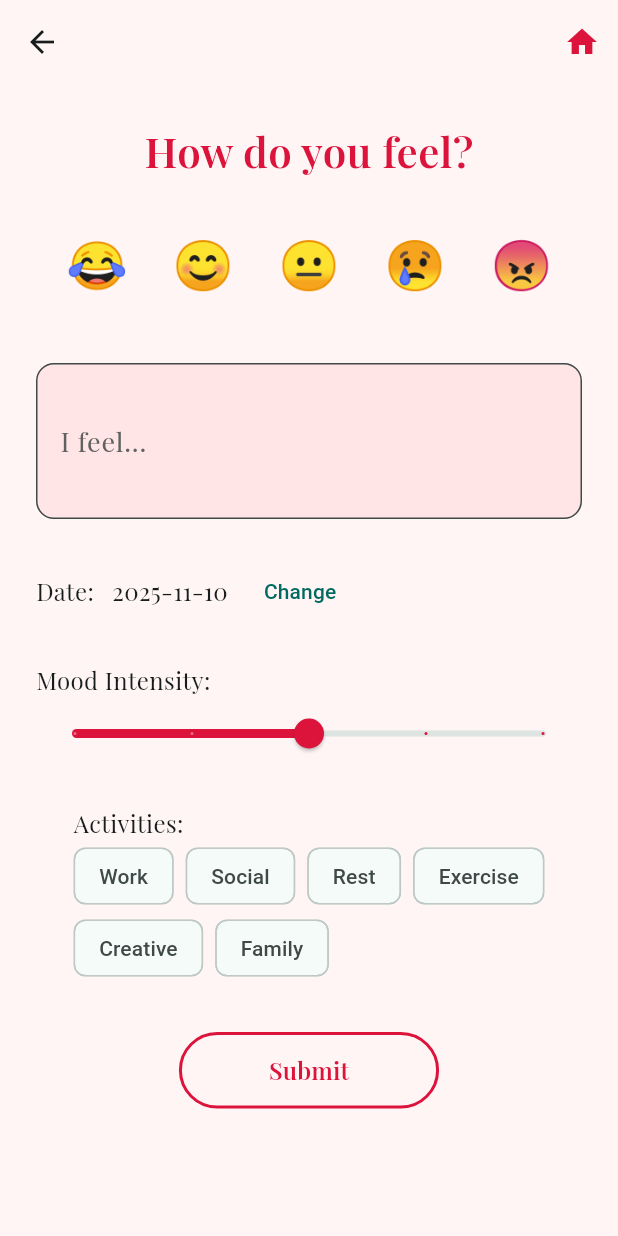
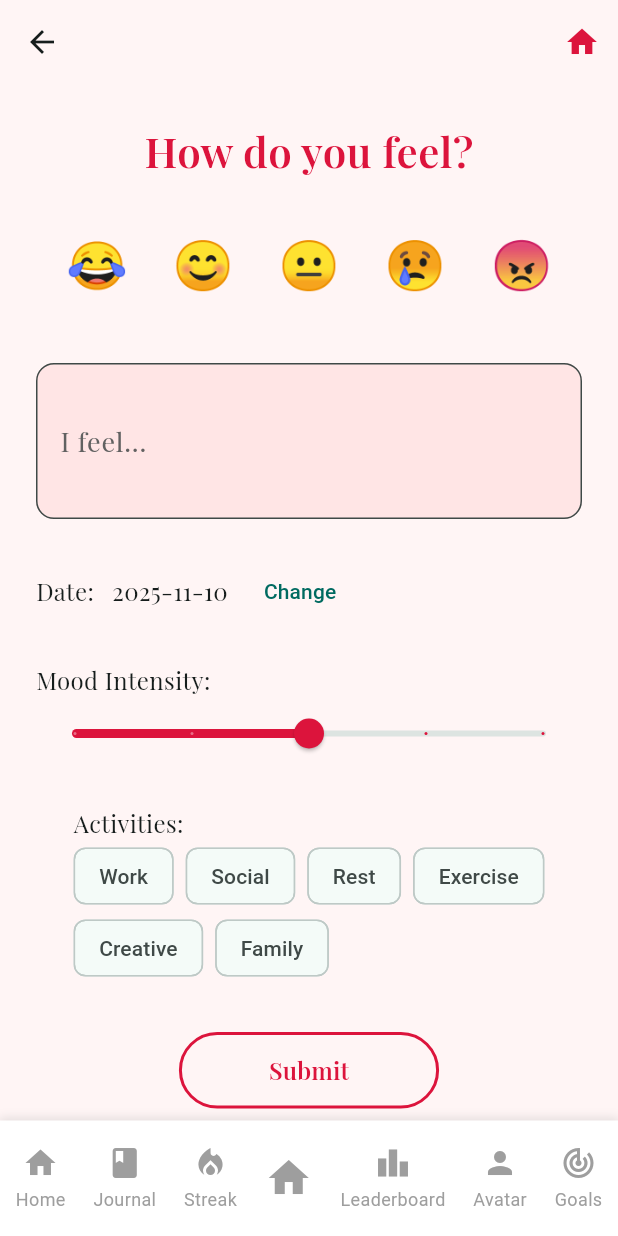
Before and after one commit to amber-jam/Oyaura, a Flutter app: the MoodTrackerScreen screen opened by its route, on a phone screen of 412 x 824 dp. Run offline on Flutter 3.47's test engine with Material 3 defaults, Android fonts, the phone set to English and light mode, and no system bars; our stand-ins replace google_fonts.

Commit message:
updated features: add journal, streaks, leaderboard, avatar customization, goals, and routines screens; update main.dart to include new routes.

```diff
--- a/oyaura/lib/main.dart
+++ b/oyaura/lib/main.dart
@@ -4,6 +4,12 @@ import 'screens/home_screen.dart';
 import 'screens/login_screen.dart';
 import 'screens/signup_screen.dart';
 import 'screens/moodtracker_screen.dart';
+import 'screens/journal_screen.dart';
+import 'screens/streak_screen.dart';
+import 'screens/leaderboard_screen.dart';
+import 'screens/avatar_screen.dart';
+import 'screens/goals_screen.dart';
+import 'screens/routine_screen.dart';
 
 void main() {
   runApp(OyauraApp());
@@ -26,6 +32,13 @@ class OyauraApp extends StatelessWidget {
         '/signup': (context) => SignupScreen(),
         '/mood': (context) => const MoodTrackerScreen(),
         '/home': (context) => HomeScreen(),
+        // New feature routes
+        '/journal': (context) => const JournalScreen(),
+        '/streak': (context) => const StreakScreen(),
+        '/leaderboard': (context) => const LeaderboardScreen(),
+        '/avatar': (context) => const AvatarScreen(),
+        '/goals': (context) => const GoalsScreen(),
+        '/routine': (context) => const RoutineScreen(),
       },
     );
   }
--- a/oyaura/lib/screens/home_screen.dart
+++ b/oyaura/lib/screens/home_screen.dart
@@ -1,6 +1,7 @@
 import 'package:flutter/material.dart';
 import 'package:google_fonts/google_fonts.dart';
 import 'dart:async';
+import '../widgets/custom_bottom_nav.dart';
 
 class HomeScreen extends StatefulWidget {
   const HomeScreen({super.key});
@@ -44,6 +45,7 @@ class _HomeScreenState extends State<HomeScreen> {
 
     return Scaffold(
       backgroundColor: const Color(0xFFFCF9EA),
+      bottomNavigationBar: const CustomBottomNavBar(currentScreen: 'home'),
       body: SafeArea(
         child: SingleChildScrollView(
           child: Column(
--- a/oyaura/lib/screens/moodtracker_screen.dart
+++ b/oyaura/lib/screens/moodtracker_screen.dart
@@ -1,5 +1,6 @@
 import 'package:flutter/material.dart';
 import 'package:google_fonts/google_fonts.dart';
+import '../widgets/custom_bottom_nav.dart';
 
 class MoodEntry {
   final String emoji;
@@ -91,6 +92,7 @@ class _MoodTrackerScreenState extends State<MoodTrackerScreen> {
 
     return Scaffold(
       backgroundColor: const Color(0xFFFFF5F5),
+      bottomNavigationBar: const CustomBottomNavBar(currentScreen: 'mood'),
       appBar: AppBar(
         backgroundColor: const Color(0xFFFFF5F5),
         elevation: 0,
--- /dev/null
+++ b/oyaura/lib/widgets/custom_bottom_nav.dart
@@ -0,0 +1,100 @@
+import 'package:flutter/material.dart';
+
+class CustomBottomNavBar extends StatelessWidget {
+  final String currentScreen;
+
+  const CustomBottomNavBar({
+    super.key,
+    required this.currentScreen,
+  });
+
+  @override
+  Widget build(BuildContext context) {
+    // Define all possible screens and their icons
+    final Map<String, IconData> screens = {
+      'home': Icons.home,
+      'mood': Icons.mood,
+      'journal': Icons.book,
+      'streak': Icons.local_fire_department,
+      'leaderboard': Icons.leaderboard,
+      'avatar': Icons.person,
+      'goals': Icons.track_changes,
+      'routine': Icons.schedule,
+    };
+
+    // Remove current screen from the list and ensure home is available if not current
+    Map<String, IconData> navigationScreens = Map.from(screens);
+    if (currentScreen != 'home') {
+      navigationScreens.remove(currentScreen);
+    }
+
+    // Ensure we only show 6 items (plus home in middle if not current screen)
+    List<MapEntry<String, IconData>> displayItems = navigationScreens.entries.take(6).toList();
+
+    return Container(
+      decoration: BoxDecoration(
+        color: Colors.white,
+        boxShadow: [
+          BoxShadow(
+            color: Colors.grey.withOpacity(0.3),
+            spreadRadius: 1,
+            blurRadius: 5,
+            offset: const Offset(0, -1),
+          ),
+        ],
+      ),
+      child: Padding(
+        padding: const EdgeInsets.symmetric(vertical: 8.0),
+        child: Row(
+          mainAxisAlignment: MainAxisAlignment.spaceEvenly,
+          children: [
+            ...displayItems.take(3).map((entry) => _buildNavItem(context, entry.key, entry.value)),
+            if (currentScreen != 'home')
+              _buildNavItem(context, 'home', Icons.home, isHome: true)
+            else
+              _buildNavItem(context, currentScreen, screens[currentScreen]!, isHome: true),
+            ...displayItems.skip(3).map((entry) => _buildNavItem(context, entry.key, entry.value)),
+          ],
+        ),
+      ),
+    );
+  }
+
+  Widget _buildNavItem(BuildContext context, String screen, IconData icon, {bool isHome = false}) {
+    final bool isSelected = screen == currentScreen;
+
+    return GestureDetector(
+      onTap: () {
+        if (!isSelected) {
+          Navigator.pushNamed(context, '/$screen');
+        }
+      },
+      child: Container(
+        padding: const EdgeInsets.all(8),
+        decoration: BoxDecoration(
+          color: isSelected ? const Color(0xFFFFA4A4).withOpacity(0.2) : Colors.transparent,
+          borderRadius: BorderRadius.circular(12),
+        ),
+        child: Column(
+          mainAxisSize: MainAxisSize.min,
+          children: [
+            Icon(
+              icon,
+              color: isSelected ? const Color(0xFFFFA4A4) : Colors.grey,
+              size: isHome ? 32 : 24,
+            ),
+            if (!isHome) const SizedBox(height: 4),
+            if (!isHome)
+              Text(
+                screen[0].toUpperCase() + screen.substring(1),
+                style: TextStyle(
+                  fontSize: 12,
+                  color: isSelected ? const Color(0xFFFFA4A4) : Colors.grey,
+                ),
+              ),
+          ],
+        ),
+      ),
+    );
+  }
+}
```
Also changed, not shown: oyaura/lib/screens/avatar_screen.dart (added, +22 -0 lines), oyaura/lib/screens/goals_screen.dart (added, +22 -0 lines), oyaura/lib/screens/journal_screen.dart (added, +22 -0 lines), oyaura/lib/screens/leaderboard_screen.dart (added, +22 -0 lines), oyaura/lib/screens/routine_screen.dart (added, +22 -0 lines), oyaura/lib/screens/streak_screen.dart (added, +22 -0 lines).
